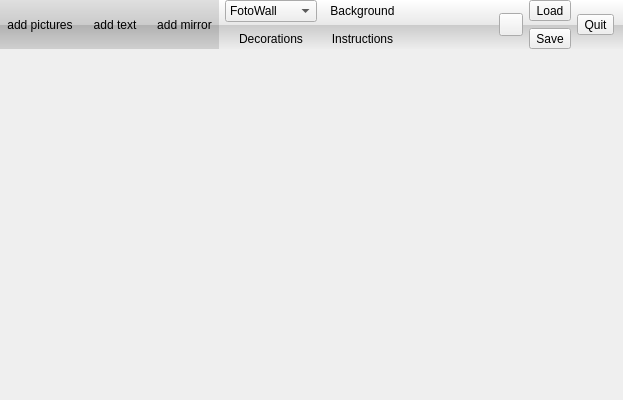
First picture: the form in FotoWall.ui, repository enricoros/fotowall, before the edit.
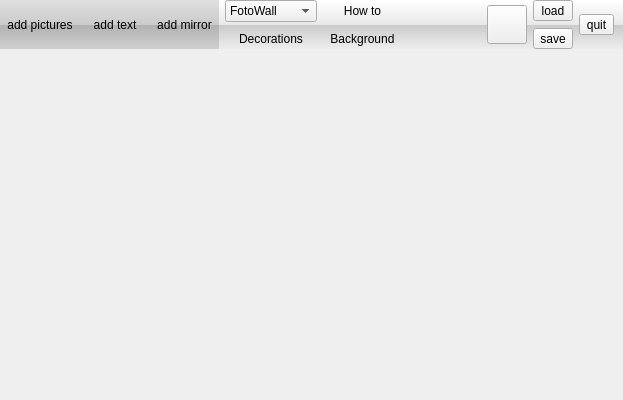
Second picture: the form after the edit. Icons and pictures are not drawn.

Diff of the .ui file:
```diff
--- a/FotoWall.ui
+++ b/FotoWall.ui
@@ -227,7 +227,7 @@
          </sizepolicy>
         </property>
         <property name="text">
-         <string>Load</string>
+         <string>load</string>
         </property>
        </widget>
       </item>
@@ -240,7 +240,7 @@
          </sizepolicy>
         </property>
         <property name="text">
-         <string>Save</string>
+         <string>save</string>
         </property>
         <property name="toolButtonStyle">
          <enum>Qt::ToolButtonTextBesideIcon</enum>
@@ -250,11 +250,7 @@
       <item row="0" column="8" rowspan="2">
        <widget class="QToolButton" name="quitButton">
         <property name="text">
-         <string>Quit</string>
-        </property>
-        <property name="icon">
-         <iconset resource="fotowall.qrc">
-          <normaloff>:/data/action-delete.png</normaloff>:/data/action-delete.png</iconset>
+         <string>quit</string>
         </property>
         <property name="toolButtonStyle">
          <enum>Qt::ToolButtonTextBesideIcon</enum>
@@ -274,25 +270,6 @@
         </property>
        </spacer>
       </item>
-      <item row="0" column="2">
-       <widget class="QToolButton" name="backButton">
-        <property name="sizePolicy">
-         <sizepolicy hsizetype="Preferred" vsizetype="Fixed">
-          <horstretch>0</horstretch>
-          <verstretch>0</verstretch>
-         </sizepolicy>
-        </property>
-        <property name="text">
-         <string>Background</string>
-        </property>
-        <property name="popupMode">
-         <enum>QToolButton::InstantPopup</enum>
-        </property>
-        <property name="autoRaise">
-         <bool>true</bool>
-        </property>
-       </widget>
-      </item>
       <item row="0" column="4" rowspan="2">
        <widget class="QToolButton" name="exportButton">
         <property name="sizePolicy">
@@ -308,6 +285,12 @@
          <iconset resource="fotowall.qrc">
           <normaloff>:/data/fotowall.png</normaloff>:/data/fotowall.png</iconset>
         </property>
+        <property name="iconSize">
+         <size>
+          <width>32</width>
+          <height>32</height>
+         </size>
+        </property>
         <property name="toolButtonStyle">
          <enum>Qt::ToolButtonTextBesideIcon</enum>
         </property>
@@ -333,6 +316,25 @@
        </widget>
       </item>
       <item row="1" column="2">
+       <widget class="QToolButton" name="backButton">
+        <property name="sizePolicy">
+         <sizepolicy hsizetype="Preferred" vsizetype="Fixed">
+          <horstretch>0</horstretch>
+          <verstretch>0</verstretch>
+         </sizepolicy>
+        </property>
+        <property name="text">
+         <string>Background</string>
+        </property>
+        <property name="popupMode">
+         <enum>QToolButton::InstantPopup</enum>
+        </property>
+        <property name="autoRaise">
+         <bool>true</bool>
+        </property>
+       </widget>
+      </item>
+      <item row="0" column="2">
        <widget class="QToolButton" name="howtoButton">
         <property name="sizePolicy">
          <sizepolicy hsizetype="Preferred" vsizetype="Fixed">
@@ -341,7 +343,7 @@
          </sizepolicy>
         </property>
         <property name="text">
-         <string>Instructions</string>
+         <string>How to</string>
         </property>
         <property name="popupMode">
          <enum>QToolButton::InstantPopup</enum>
```
Left out of the diff: 3 changed lines with no effect on the pictures.
